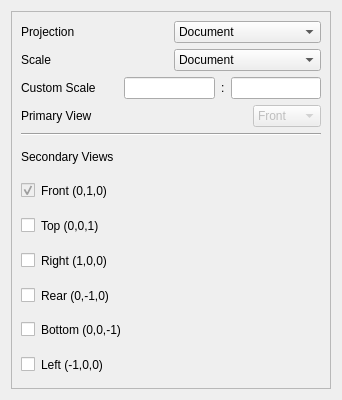
ianrrees/FreeCAD_tinkering, file src/Mod/Drawing/Gui/TaskOrthographicViews.ui: the form before one commit.
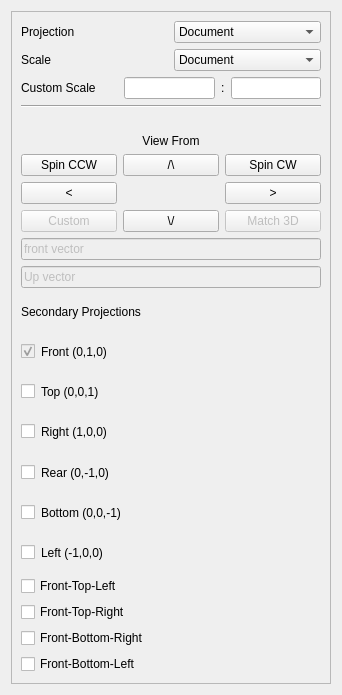
The form after the commit.

Commit message: Isometric views, cleanup, loose ends...

Patch:
```diff
--- a/src/Mod/Drawing/Gui/TaskOrthographicViews.ui
+++ b/src/Mod/Drawing/Gui/TaskOrthographicViews.ui
@@ -7,7 +7,7 @@
     <x>0</x>
     <y>0</y>
     <width>342</width>
-    <height>400</height>
+    <height>695</height>
    </rect>
   </property>
   <property name="sizePolicy">
@@ -153,67 +153,6 @@
           </item>
          </layout>
         </item>
-        <item>
-         <layout class="QHBoxLayout" name="horizontalLayout_7">
-          <item>
-           <widget class="QLabel" name="label_5">
-            <property name="text">
-             <string>Primary View</string>
-            </property>
-           </widget>
-          </item>
-          <item>
-           <spacer name="horizontalSpacer_4">
-            <property name="orientation">
-             <enum>Qt::Horizontal</enum>
-            </property>
-            <property name="sizeHint" stdset="0">
-             <size>
-              <width>40</width>
-              <height>20</height>
-             </size>
-            </property>
-           </spacer>
-          </item>
-          <item>
-           <widget class="QComboBox" name="cmbPrimaryView">
-            <property name="enabled">
-             <bool>false</bool>
-            </property>
-            <item>
-             <property name="text">
-              <string>Front</string>
-             </property>
-            </item>
-            <item>
-             <property name="text">
-              <string>Top</string>
-             </property>
-            </item>
-            <item>
-             <property name="text">
-              <string>Right</string>
-             </property>
-            </item>
-            <item>
-             <property name="text">
-              <string>Rear</string>
-             </property>
-            </item>
-            <item>
-             <property name="text">
-              <string>Bottom</string>
-             </property>
-            </item>
-            <item>
-             <property name="text">
-              <string>Left</string>
-             </property>
-            </item>
-           </widget>
-          </item>
-         </layout>
-        </item>
         <item>
          <widget class="Line" name="line">
           <property name="orientation">
@@ -221,12 +160,112 @@
           </property>
          </widget>
         </item>
+        <item>
+         <layout class="QHBoxLayout" name="horizontalLayout_4">
+          <item>
+           <widget class="QLabel" name="label_5">
+            <property name="text">
+             <string>View From</string>
+            </property>
+            <property name="alignment">
+             <set>Qt::AlignBottom|Qt::AlignHCenter</set>
+            </property>
+           </widget>
+          </item>
+         </layout>
+        </item>
+        <item>
+         <layout class="QGridLayout" name="gridLayout">
+          <item row="2" column="2">
+           <widget class="QPushButton" name="butCWRotate">
+            <property name="text">
+             <string>Spin CW</string>
+            </property>
+           </widget>
+          </item>
+          <item row="3" column="2">
+           <widget class="QPushButton" name="butRightRotate">
+            <property name="text">
+             <string>&gt;</string>
+            </property>
+           </widget>
+          </item>
+          <item row="2" column="0">
+           <widget class="QPushButton" name="butCCWRotate">
+            <property name="text">
+             <string>Spin CCW</string>
+            </property>
+           </widget>
+          </item>
+          <item row="4" column="0">
+           <widget class="QPushButton" name="pushButton_7">
+            <property name="enabled">
+             <bool>false</bool>
+            </property>
+            <property name="text">
+             <string>Custom</string>
+            </property>
+           </widget>
+          </item>
+          <item row="2" column="1">
+           <widget class="QPushButton" name="butTopRotate">
+            <property name="text">
+             <string>/\</string>
+            </property>
+           </widget>
+          </item>
+          <item row="4" column="2">
+           <widget class="QPushButton" name="pushButton_8">
+            <property name="enabled">
+             <bool>false</bool>
+            </property>
+            <property name="text">
+             <string>Match 3D</string>
+            </property>
+           </widget>
+          </item>
+          <item row="3" column="0">
+           <widget class="QPushButton" name="butLeftRotate">
+            <property name="text">
+             <string>&lt;</string>
+            </property>
+           </widget>
+          </item>
+          <item row="4" column="1">
+           <widget class="QPushButton" name="butDownRotate">
+            <property name="text">
+             <string>\/</string>
+            </property>
+           </widget>
+          </item>
+         </layout>
+        </item>
+        <item>
+         <widget class="QLineEdit" name="lineEdit">
+          <property name="enabled">
+           <bool>false</bool>
+          </property>
+          <property name="text">
+           <string>front vector</string>
+          </property>
+         </widget>
+        </item>
+        <item>
+         <widget class="QLineEdit" name="lineEdit_2">
+          <property name="enabled">
+           <bool>false</bool>
+          </property>
+          <property name="text">
+           <string>Up vector</string>
+          </property>
+         </widget>
+        </item>
         <item>
          <layout class="QHBoxLayout" name="horizontalLayout_8">
           <item>
            <widget class="QLabel" name="label_6">
             <property name="text">
-             <string>Secondary Views</string>
+             <string>Secondary Projections</string>
             </property>
            </widget>
           </item>
@@ -451,6 +490,50 @@
           </item>
          </layout>
         </item>
+        <item>
+         <layout class="QHBoxLayout" name="horizontalLayout_13">
+          <item>
+           <widget class="QCheckBox" name="chkIsoFrontTopLeft">
+            <property name="text">
+             <string>Front-Top-Left</string>
+            </property>
+           </widget>
+          </item>
+         </layout>
+        </item>
+        <item>
+         <layout class="QHBoxLayout" name="horizontalLayout_15">
+          <item>
+           <widget class="QCheckBox" name="chkIsoFrontTopRight">
+            <property name="text">
+             <string>Front-Top-Right</string>
+            </property>
+           </widget>
+          </item>
+         </layout>
+        </item>
+        <item>
+         <layout class="QHBoxLayout" name="horizontalLayout_14">
+          <item>
+           <widget class="QCheckBox" name="chkIsoFrontBottomRight">
+            <property name="text">
+             <string>Front-Bottom-Right</string>
+            </property>
+           </widget>
+          </item>
+         </layout>
+        </item>
+        <item>
+         <layout class="QHBoxLayout" name="horizontalLayout_7">
+          <item>
+           <widget class="QCheckBox" name="chkIsoFrontBottomLeft">
+            <property name="text">
+             <string>Front-Bottom-Left</string>
+            </property>
+           </widget>
+          </item>
+         </layout>
+        </item>
        </layout>
       </item>
      </layout>
```
The commit also changes 15 other files.
